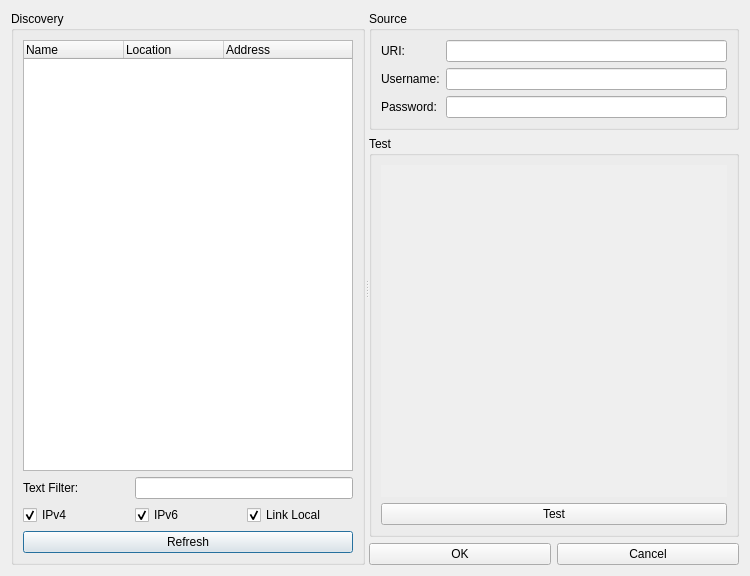
Qt form libmonocleclient/managetrackfindonvifdevicewindow.ui (lineCode/Client-2) before a commit.
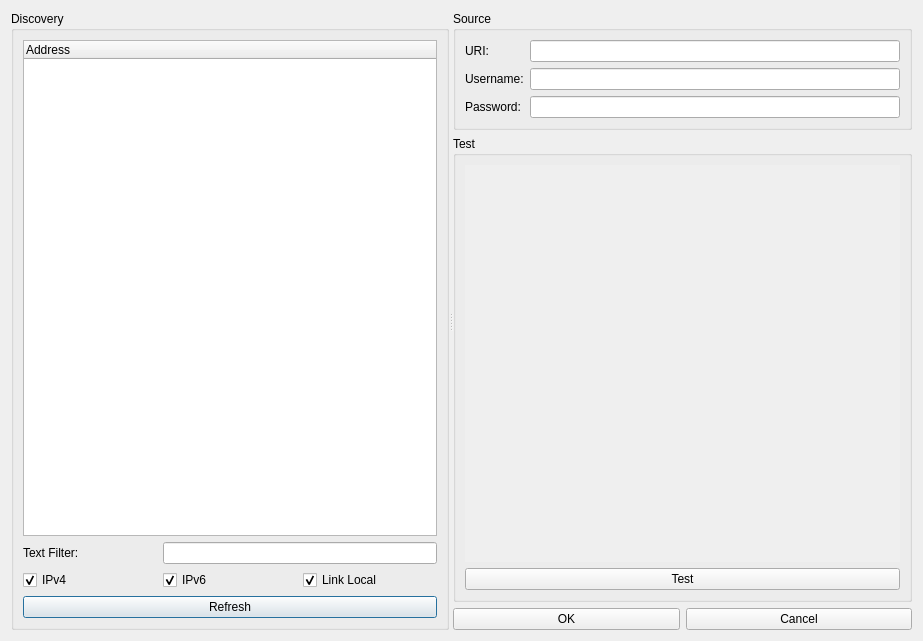
The same form after that commit. Custom widgets are drawn as their Qt base class.

```diff
--- a/libmonocleclient/managetrackfindonvifdevicewindow.ui
+++ b/libmonocleclient/managetrackfindonvifdevicewindow.ui
@@ -6,8 +6,8 @@
    <rect>
     <x>0</x>
     <y>0</y>
-    <width>750</width>
-    <height>576</height>
+    <width>923</width>
+    <height>641</height>
    </rect>
   </property>
   <property name="windowTitle">
@@ -73,16 +73,6 @@
                <height>0</height>
               </size>
              </property>
-             <column>
-              <property name="text">
-               <string>Name</string>
-              </property>
-             </column>
-             <column>
-              <property name="text">
-               <string>Location</string>
-              </property>
-             </column>
              <column>
               <property name="text">
                <string>Address</string>
@@ -137,8 +127,8 @@
                 <rect>
                  <x>0</x>
                  <y>0</y>
-                 <width>351</width>
-                 <height>348</height>
+                 <width>440</width>
+                 <height>413</height>
                 </rect>
                </property>
                <layout class="QGridLayout" name="gridLayout_12">
```
